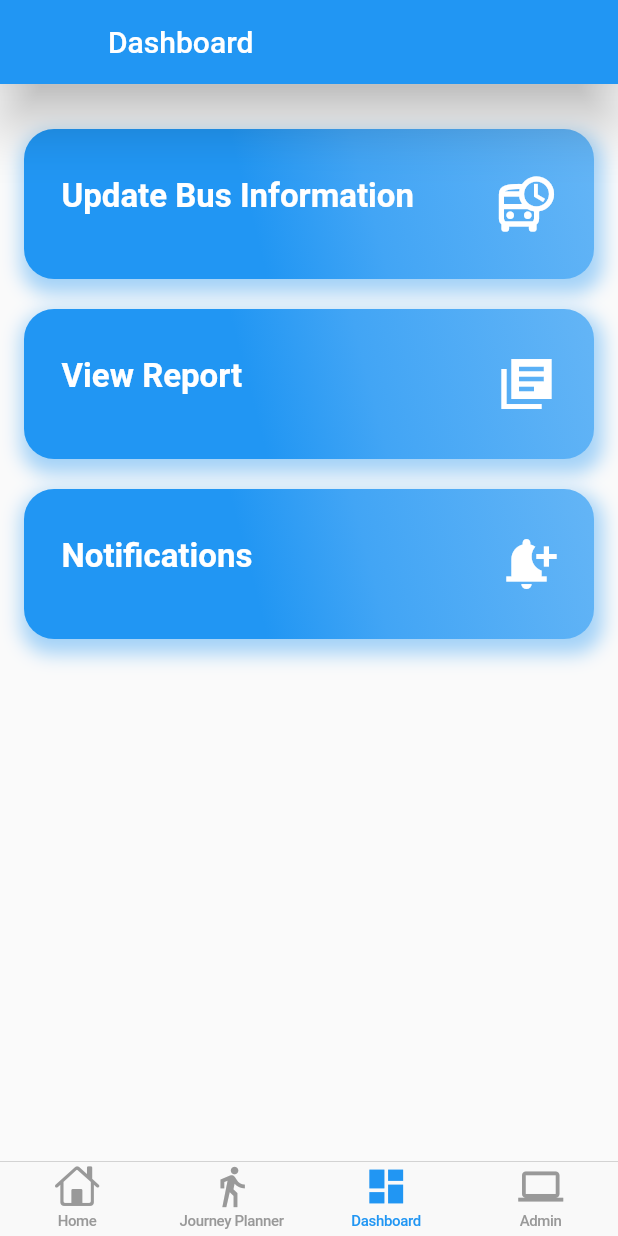
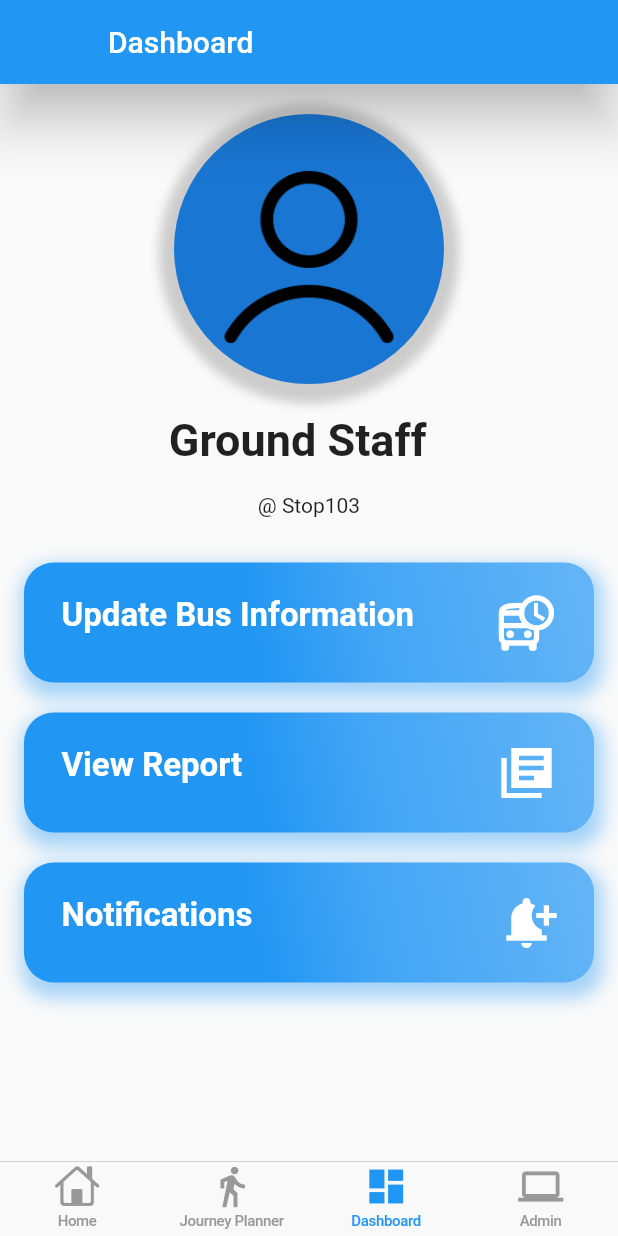
Before and after one commit to yashtejani/TDP5, a Flutter app: the screen it shows after launch, item 3 of the bottom bar chosen, on a phone screen of 412 x 824 dp. Run offline on Flutter 3.47's test engine with Material 2 defaults, Android fonts, the phone set to English and light mode, and no system bars; our stand-ins replace fluttertoast, sizer.

Commit message:
add profile pic to dashboard

```diff
--- a/lib/screens/dashboard.dart
+++ b/lib/screens/dashboard.dart
@@ -48,7 +48,6 @@ class Dashboard extends StatelessWidget {
             const SizedBox(
               height: 20,
             ),
-
             /* WidgetButton(
               title: "Journey Planner",
               color: Colors.blue,
@@ -60,6 +59,38 @@ class Dashboard extends StatelessWidget {
                         title: 'Bus replacing train', home: JourneyPlanner())));
               },
             ), */
+            Container(
+              decoration: BoxDecoration(
+                borderRadius: BorderRadius.circular(140),
+                boxShadow: [
+                  BoxShadow(
+                    color: Colors.grey.withOpacity(0.5),
+                    spreadRadius: 10,
+                    blurRadius: 5,
+                    offset: Offset(0, 3),
+                  ),
+                ],
+              ),
+              child: const CircleAvatar(
+                radius: 90,
+                backgroundImage: AssetImage("assets/images/Profile.png"),
+              ),
+            ),
+            SizedBox(
+              height: 20,
+            ),
+            Text(
+              "Ground Staff  ",
+              style: TextStyle(fontSize: 30, fontWeight: FontWeight.bold),
+            ),
+            SizedBox(
+              height: 18,
+            ),
+            Text("@ Stop103"),
+            SizedBox(
+              height: 20,
+            ),
+
             WidgetButton(
               title: "Update Bus Information",
               color: Colors.blue,
--- a/lib/screens/updateBusDetails.dart
+++ b/lib/screens/updateBusDetails.dart
@@ -197,6 +197,10 @@ class UpdateBusFormState extends State<UpdateBusForm> {
                         const SnackBar(
                           content: Text('Available Seats updated'),
                           backgroundColor: Colors.green,
+                          margin: EdgeInsets.all(60),
+                          behavior: SnackBarBehavior.floating,
+
+                          elevation: 6,
                         ),
                       );
                       //TODO : Navigate to view bus details of the selected bus
@@ -205,6 +209,10 @@ class UpdateBusFormState extends State<UpdateBusForm> {
                         const SnackBar(
                           content: Text('Error Occured'),
                           backgroundColor: Colors.red,
+                          margin: EdgeInsets.all(60),
+                          behavior: SnackBarBehavior.floating,
+
+                          elevation: 6,
                         ),
                       );
                     }
--- a/lib/widgets/screen_display.dart
+++ b/lib/widgets/screen_display.dart
@@ -26,7 +26,7 @@ class WidgetButton extends StatelessWidget {
         padding: const EdgeInsets.symmetric(horizontal: 16, vertical: 10),
         child: Container(
           width: double.infinity,
-          height: 100,
+          height: 80,
           decoration: BoxDecoration(
               color: color[400],
               boxShadow: [
--- a/pubspec.yaml
+++ b/pubspec.yaml
@@ -63,6 +63,8 @@ flutter:
     - assets/images/map.png
     - assets/images/logo.png
     - assets/images/admin.png
+    - assets/images/Profile.png
+
 
   # The following line ensures that the Material Icons font is
   # included with your application, so that you can use the icons in
```
Also changed, not shown: assets/images/Profile.png (added).
